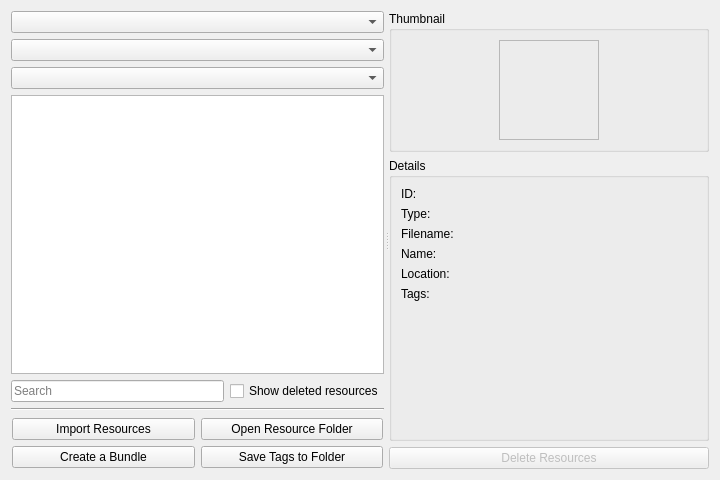
Above: plugins/extensions/resourcemanager/WdgDlgResourceManager.ui from KDE/krita before the change. Below: the same form after it.
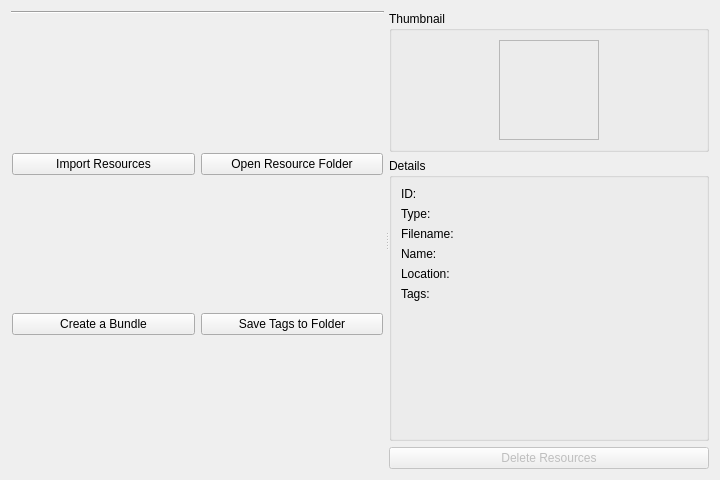
That is the form after the change. Custom widgets are drawn as their Qt base class.

Commit message: Add common UI to Resource Manager

The edit to the form file:
```diff
--- a/plugins/extensions/resourcemanager/WdgDlgResourceManager.ui
+++ b/plugins/extensions/resourcemanager/WdgDlgResourceManager.ui
@@ -29,6 +29,18 @@
       <bool>false</bool>
      </property>
      <widget class="QWidget" name="widget_1" native="true">
+      <property name="sizePolicy">
+       <sizepolicy hsizetype="Preferred" vsizetype="Preferred">
+        <horstretch>0</horstretch>
+        <verstretch>0</verstretch>
+       </sizepolicy>
+      </property>
+      <property name="minimumSize">
+       <size>
+        <width>373</width>
+        <height>0</height>
+       </size>
+      </property>
       <layout class="QVBoxLayout" name="verticalLayout">
        <property name="leftMargin">
         <number>0</number>
@@ -43,48 +55,14 @@
         <number>0</number>
        </property>
        <item>
-        <widget class="QComboBox" name="cmbResourceType"/>
-       </item>
-       <item>
-        <widget class="QComboBox" name="cmbStorage"/>
-       </item>
-       <item>
-        <widget class="QComboBox" name="cmbTag"/>
-       </item>
-       <item>
-        <widget class="KisResourceItemListView" name="resourceItemView"/>
-       </item>
-       <item>
-        <widget class="QWidget" name="horizontalWidget" native="true">
-         <layout class="QHBoxLayout" name="horizontalLayout_3">
-          <property name="leftMargin">
-           <number>0</number>
-          </property>
-          <property name="topMargin">
-           <number>0</number>
-          </property>
-          <property name="rightMargin">
-           <number>0</number>
-          </property>
-          <property name="bottomMargin">
-           <number>0</number>
-          </property>
-          <item>
-           <widget class="QLineEdit" name="lneFilterText">
-            <property name="placeholderText">
-             <string>Search</string>
-            </property>
-           </widget>
-          </item>
-          <item>
-           <widget class="QCheckBox" name="chkShowDeleted">
-            <property name="text">
-             <string>Show deleted resources</string>
-            </property>
-           </widget>
-          </item>
-         </layout>
-        </widget>
+        <layout class="QFormLayout" name="formLayout">
+         <property name="sizeConstraint">
+          <enum>QLayout::SetDefaultConstraint</enum>
+         </property>
+         <property name="horizontalSpacing">
+          <number>0</number>
+         </property>
+        </layout>
        </item>
        <item>
         <widget class="Line" name="line">
@@ -332,11 +310,6 @@
    <extends>QLabel</extends>
    <header>ksqueezedtextlabel.h</header>
   </customwidget>
-  <customwidget>
-   <class>KisResourceItemListView</class>
-   <extends>QListView</extends>
-   <header location="global">KisResourceItemListView.h</header>
-  </customwidget>
   <customwidget>
    <class>KisTagSelectionWidget</class>
    <extends>QWidget</extends>
```
Left out of the diff: 4 changed lines with no effect on the pictures. The commit also changes 6 other files.
